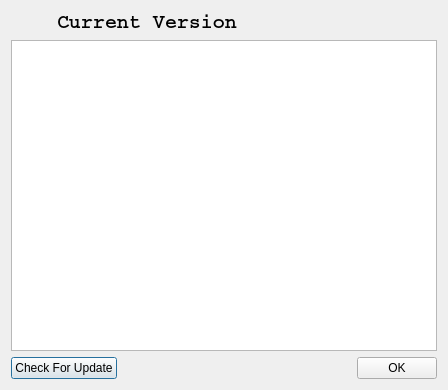
Above: BerEditor/about_dlg.ui from jykim74/BerEditor before the change. Below: the same form after it.
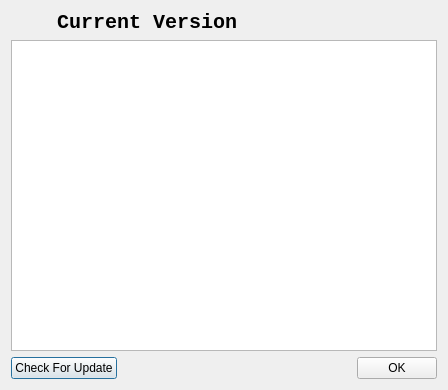
That is the form after the change. Icons and pictures are not drawn.

Commit message: 윈도우 디폴트 폰트 Consolas 변경

What changed in the file:
```diff
--- a/BerEditor/about_dlg.ui
+++ b/BerEditor/about_dlg.ui
@@ -43,7 +43,7 @@
       <widget class="QLabel" name="mVersionLabel">
        <property name="font">
         <font>
-         <family>Courier</family>
+         <family>Consolas</family>
          <pointsize>15</pointsize>
          <weight>75</weight>
          <bold>true</bold>
```
Left out of the diff: 6 changed lines with no effect on the pictures. The commit also changes 3 other files.
